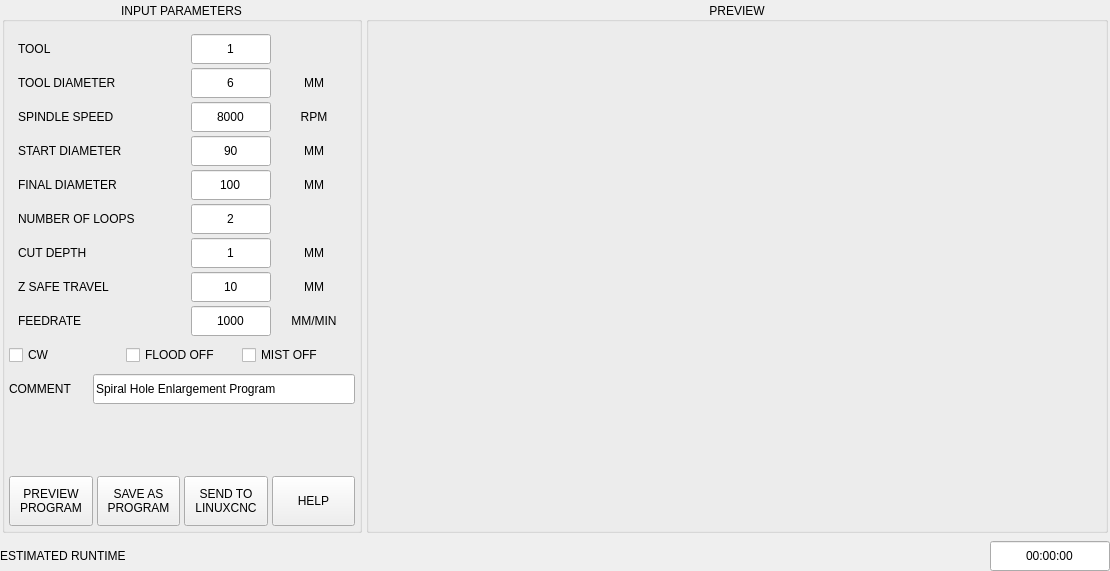
persei802/QtDragon_hd, file lib/hole_enlarge.ui: the form before one commit.
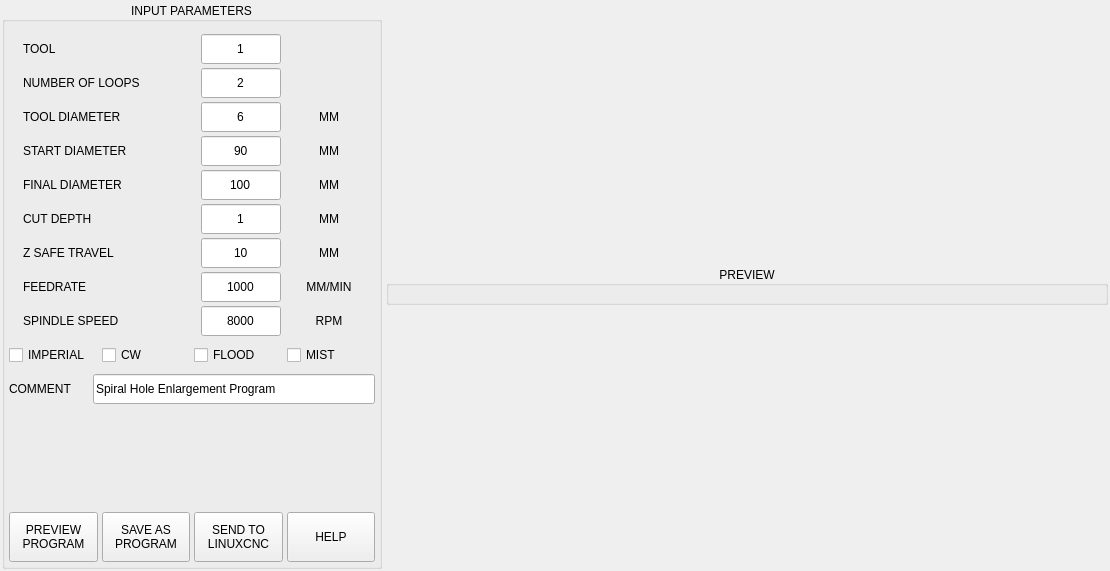
The form after the commit. Custom widgets are drawn as their Qt base class.

Commit message: drawing preview with qpainter instead of gcode_viewer

Diff of the .ui file:
```diff
--- a/lib/hole_enlarge.ui
+++ b/lib/hole_enlarge.ui
@@ -63,13 +63,13 @@
        <widget class="QGroupBox" name="groupbox_parameters">
         <property name="minimumSize">
          <size>
-          <width>360</width>
+          <width>380</width>
           <height>0</height>
          </size>
         </property>
         <property name="maximumSize">
          <size>
-          <width>360</width>
+          <width>380</width>
           <height>16777215</height>
          </size>
         </property>
@@ -168,6 +168,88 @@
            </item>
           </layout>
          </item>
+         <item>
+          <layout class="QHBoxLayout" name="horizontalLayout_7">
+           <property name="spacing">
+            <number>4</number>
+           </property>
+           <property name="topMargin">
+            <number>0</number>
+           </property>
+           <item>
+            <widget class="QLabel" name="lbl_loops">
+             <property name="minimumSize">
+              <size>
+               <width>160</width>
+               <height>0</height>
+              </size>
+             </property>
+             <property name="maximumSize">
+              <size>
+               <width>160</width>
+               <height>16777215</height>
+              </size>
+             </property>
+             <property name="text">
+              <string>NUMBER OF LOOPS</string>
+             </property>
+            </widget>
+           </item>
+           <item>
+            <widget class="QLineEdit" name="lineEdit_loops">
+             <property name="sizePolicy">
+              <sizepolicy hsizetype="Preferred" vsizetype="Preferred">
+               <horstretch>0</horstretch>
+               <verstretch>0</verstretch>
+              </sizepolicy>
+             </property>
+             <property name="minimumSize">
+              <size>
+               <width>80</width>
+               <height>30</height>
+              </size>
+             </property>
+             <property name="maximumSize">
+              <size>
+               <width>80</width>
+               <height>30</height>
+              </size>
+             </property>
+             <property name="text">
+              <string>2</string>
+             </property>
+             <property name="maxLength">
+              <number>10</number>
+             </property>
+             <property name="alignment">
+              <set>Qt::AlignCenter</set>
+             </property>
+            </widget>
+           </item>
+           <item>
+            <widget class="QLabel" name="lbl_loops_unit">
+             <property name="minimumSize">
+              <size>
+               <width>60</width>
+               <height>0</height>
+              </size>
+             </property>
+             <property name="maximumSize">
+              <size>
+               <width>60</width>
+               <height>16777215</height>
+              </size>
+             </property>
+             <property name="text">
+              <string/>
+             </property>
+             <property name="alignment">
+              <set>Qt::AlignCenter</set>
+             </property>
+            </widget>
+           </item>
+          </layout>
+         </item>
          <item>
           <layout class="QHBoxLayout" name="horizontalLayout_12">
            <property name="spacing">
@@ -250,88 +332,6 @@
            </item>
           </layout>
          </item>
-         <item>
-          <layout class="QHBoxLayout" name="horizontalLayout_6">
-           <property name="spacing">
-            <number>4</number>
-           </property>
-           <property name="topMargin">
-            <number>0</number>
-           </property>
-           <item>
-            <widget class="QLabel" name="lbl_spindle">
-             <property name="minimumSize">
-              <size>
-               <width>160</width>
-               <height>0</height>
-              </size>
-             </property>
-             <property name="maximumSize">
-              <size>
-               <width>160</width>
-               <height>16777215</height>
-              </size>
-             </property>
-             <property name="text">
-              <string>SPINDLE SPEED</string>
-             </property>
-            </widget>
-           </item>
-           <item>
-            <widget class="QLineEdit" name="lineEdit_spindle">
-             <property name="sizePolicy">
-              <sizepolicy hsizetype="Preferred" vsizetype="Preferred">
-               <horstretch>0</horstretch>
-               <verstretch>0</verstretch>
-              </sizepolicy>
-             </property>
-             <property name="minimumSize">
-              <size>
-               <width>80</width>
-               <height>30</height>
-              </size>
-             </property>
-             <property name="maximumSize">
-              <size>
-               <width>80</width>
-               <height>30</height>
-              </size>
-             </property>
-             <property name="text">
-              <string>8000</string>
-             </property>
-             <property name="maxLength">
-              <number>10</number>
-             </property>
-             <property name="alignment">
-              <set>Qt::AlignCenter</set>
-             </property>
-            </widget>
-           </item>
-           <item>
-            <widget class="QLabel" name="lbl_spindle_unit">
-             <property name="minimumSize">
-              <size>
-               <width>60</width>
-               <height>0</height>
-              </size>
-             </property>
-             <property name="maximumSize">
-              <size>
-               <width>60</width>
-               <height>16777215</height>
-              </size>
-             </property>
-             <property name="text">
-              <string>RPM</string>
-             </property>
-             <property name="alignment">
-              <set>Qt::AlignCenter</set>
-             </property>
-            </widget>
-           </item>
-          </layout>
-         </item>
          <item>
           <layout class="QHBoxLayout" name="horizontalLayout_13">
            <property name="spacing">
@@ -502,88 +502,6 @@
            </item>
           </layout>
          </item>
-         <item>
-          <layout class="QHBoxLayout" name="horizontalLayout_7">
-           <property name="spacing">
-            <number>4</number>
-           </property>
-           <property name="topMargin">
-            <number>0</number>
-           </property>
-           <item>
-            <widget class="QLabel" name="lbl_loops">
-             <property name="minimumSize">
-              <size>
-               <width>160</width>
-               <height>0</height>
-              </size>
-             </property>
-             <property name="maximumSize">
-              <size>
-               <width>160</width>
-               <height>16777215</height>
-              </size>
-             </property>
-             <property name="text">
-              <string>NUMBER OF LOOPS</string>
-             </property>
-            </widget>
-           </item>
-           <item>
-            <widget class="QLineEdit" name="lineEdit_loops">
-             <property name="sizePolicy">
-              <sizepolicy hsizetype="Preferred" vsizetype="Preferred">
-               <horstretch>0</horstretch>
-               <verstretch>0</verstretch>
-              </sizepolicy>
-             </property>
-             <property name="minimumSize">
-              <size>
-               <width>80</width>
-               <height>30</height>
-              </size>
-             </property>
-             <property name="maximumSize">
-              <size>
-               <width>80</width>
-               <height>30</height>
-              </size>
-             </property>
-             <property name="text">
-              <string>2</string>
-             </property>
-             <property name="maxLength">
-              <number>10</number>
-             </property>
-             <property name="alignment">
-              <set>Qt::AlignCenter</set>
-             </property>
-            </widget>
-           </item>
-           <item>
-            <widget class="QLabel" name="lbl_loops_unit">
-             <property name="minimumSize">
-              <size>
-               <width>60</width>
-               <height>0</height>
-              </size>
-             </property>
-             <property name="maximumSize">
-              <size>
-               <width>60</width>
-               <height>16777215</height>
-              </size>
-             </property>
-             <property name="text">
-              <string/>
-             </property>
-             <property name="alignment">
-              <set>Qt::AlignCenter</set>
-             </property>
-            </widget>
-           </item>
-          </layout>
-         </item>
          <item>
           <layout class="QHBoxLayout" name="horizontalLayout_3">
            <property name="spacing">
@@ -830,6 +748,88 @@
            </item>
           </layout>
          </item>
+         <item>
+          <layout class="QHBoxLayout" name="horizontalLayout_6">
+           <property name="spacing">
+            <number>4</number>
+           </property>
+           <property name="topMargin">
+            <number>0</number>
+           </property>
+           <item>
+            <widget class="QLabel" name="lbl_spindle">
+             <property name="minimumSize">
+              <size>
+               <width>160</width>
+               <height>0</height>
+              </size>
+             </property>
+             <property name="maximumSize">
+              <size>
+               <width>160</width>
+               <height>16777215</height>
+              </size>
+             </property>
+             <property name="text">
+              <string>SPINDLE SPEED</string>
+             </property>
+            </widget>
+           </item>
+           <item>
+            <widget class="QLineEdit" name="lineEdit_spindle">
+             <property name="sizePolicy">
+              <sizepolicy hsizetype="Preferred" vsizetype="Preferred">
+               <horstretch>0</horstretch>
+               <verstretch>0</verstretch>
+              </sizepolicy>
+             </property>
+             <property name="minimumSize">
+              <size>
+               <width>80</width>
+               <height>30</height>
+              </size>
+             </property>
+             <property name="maximumSize">
+              <size>
+               <width>80</width>
+               <height>30</height>
+              </size>
+             </property>
+             <property name="text">
+              <string>8000</string>
+             </property>
+             <property name="maxLength">
+              <number>10</number>
+             </property>
+             <property name="alignment">
+              <set>Qt::AlignCenter</set>
+             </property>
+            </widget>
+           </item>
+           <item>
+            <widget class="QLabel" name="lbl_spindle_unit">
+             <property name="minimumSize">
+              <size>
+               <width>60</width>
+               <height>0</height>
+              </size>
+             </property>
+             <property name="maximumSize">
+              <size>
+               <width>60</width>
+               <height>16777215</height>
+              </size>
+             </property>
+             <property name="text">
+              <string>RPM</string>
+             </property>
+             <property name="alignment">
+              <set>Qt::AlignCenter</set>
+             </property>
+            </widget>
+           </item>
+          </layout>
+         </item>
          <item>
           <layout class="QHBoxLayout" name="horizontalLayout_14">
            <property name="spacing">
@@ -838,6 +838,31 @@
            <property name="bottomMargin">
             <number>0</number>
            </property>
+           <item>
+            <widget class="QCheckBox" name="chk_units">
+             <property name="sizePolicy">
+              <sizepolicy hsizetype="Preferred" vsizetype="Preferred">
+               <horstretch>0</horstretch>
+               <verstretch>0</verstretch>
+              </sizepolicy>
+             </property>
+             <property name="minimumSize">
+              <size>
+               <width>0</width>
+               <height>30</height>
+              </size>
+             </property>
+             <property name="maximumSize">
+              <size>
+               <width>16777215</width>
+               <height>30</height>
+              </size>
+             </property>
+             <property name="text">
+              <string>IMPERIAL</string>
+             </property>
+            </widget>
+           </item>
            <item>
             <widget class="QCheckBox" name="chk_direction">
              <property name="sizePolicy">
@@ -893,7 +918,7 @@
               </size>
              </property>
              <property name="text">
-              <string>FLOOD OFF</string>
+              <string>FLOOD</string>
              </property>
             </widget>
            </item>
@@ -918,7 +943,7 @@
               </size>
              </property>
              <property name="text">
-              <string>MIST OFF</string>
+              <string>MIST</string>
              </property>
             </widget>
            </item>
@@ -1141,7 +1166,7 @@
         <property name="alignment">
          <set>Qt::AlignCenter</set>
         </property>
-        <layout class="QVBoxLayout" name="layout_gb_preview" stretch="0">
+        <layout class="QVBoxLayout" name="layout_gb_preview">
          <property name="spacing">
           <number>4</number>
          </property>
@@ -1160,120 +1185,14 @@
          <property name="bottomMargin">
           <number>4</number>
          </property>
-         <item>
-          <widget class="GCodeGraphics" name="graphic_preview">
-           <property name="_view" stdset="0">
-            <string>z</string>
-           </property>
-           <property name="_small_origin" stdset="0">
-            <bool>true</bool>
-           </property>
-           <property name="background_color" stdset="0">
-            <color alpha="250">
-             <red>10</red>
-             <green>10</green>
-             <blue>10</blue>
-            </color>
-           </property>
-           <property name="jog_color" stdset="0">
-            <color alpha="0">
-             <red>80</red>
-             <green>0</green>
-             <blue>0</blue>
-            </color>
-           </property>
-           <property name="Feed_color" stdset="0">
-            <color alpha="0">
-             <red>0</red>
-             <green>80</green>
-             <blue>0</blue>
-            </color>
-           </property>
-           <property name="Rapid_color" stdset="0">
-            <color alpha="0">
-             <red>0</red>
-             <green>0</green>
-             <blue>80</blue>
-            </color>
-           </property>
-           <property name="InhibitControls">
-            <bool>true</bool>
-           </property>
-          </widget>
-         </item>
         </layout>
        </widget>
       </item>
      </layout>
     </widget>
    </item>
-   <item>
-    <layout class="QHBoxLayout" name="horizontalLayout_9">
-     <property name="bottomMargin">
-      <number>0</number>
-     </property>
-     <item>
-      <widget class="QLabel" name="lbl_runtime">
-       <property name="minimumSize">
-        <size>
-         <width>0</width>
-         <height>30</height>
-        </size>
-       </property>
-       <property name="maximumSize">
-        <size>
-         <width>16777215</width>
-         <height>30</height>
-        </size>
-       </property>
-       <property name="text">
-        <string>ESTIMATED RUNTIME</string>
-       </property>
-      </widget>
-     </item>
-     <item>
-      <widget class="QLineEdit" name="lineEdit_runtime">
-       <property name="sizePolicy">
-        <sizepolicy hsizetype="Preferred" vsizetype="Fixed">
-         <horstretch>0</horstretch>
-         <verstretch>0</verstretch>
-        </sizepolicy>
-       </property>
-       <property name="minimumSize">
-        <size>
-         <width>120</width>
-         <height>30</height>
-        </size>
-       </property>
-       <property name="maximumSize">
-        <size>
-         <width>120</width>
-         <height>30</height>
-        </size>
-       </property>
-       <property name="text">
-        <string>00:00:00</string>
-       </property>
-       <property name="maxLength">
-        <number>10</number>
-       </property>
-       <property name="alignment">
-        <set>Qt::AlignCenter</set>
-       </property>
-      </widget>
-     </item>
-    </layout>
-   </item>
   </layout>
  </widget>
- <customwidgets>
-  <customwidget>
-   <class>GCodeGraphics</class>
-   <extends>QWidget</extends>
-   <header>qtvcp.widgets.gcode_graphics</header>
-   <container>1</container>
-  </customwidget>
- </customwidgets>
  <resources/>
  <connections/>
  <slots>
```
The commit also changes 2 other files.
